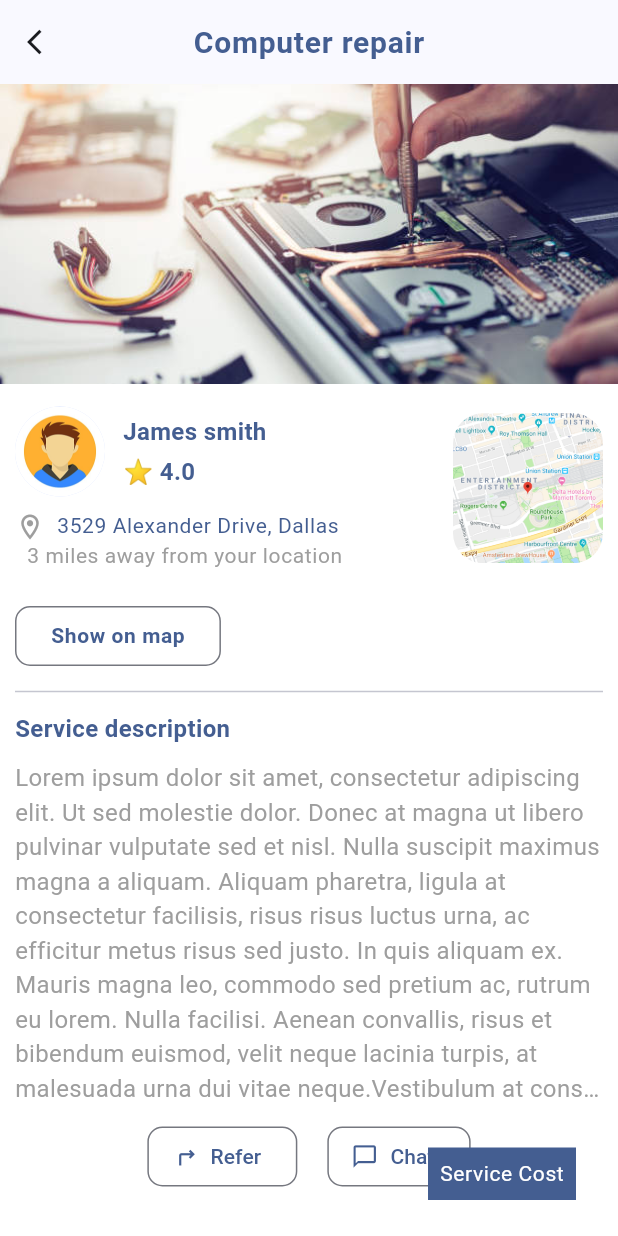
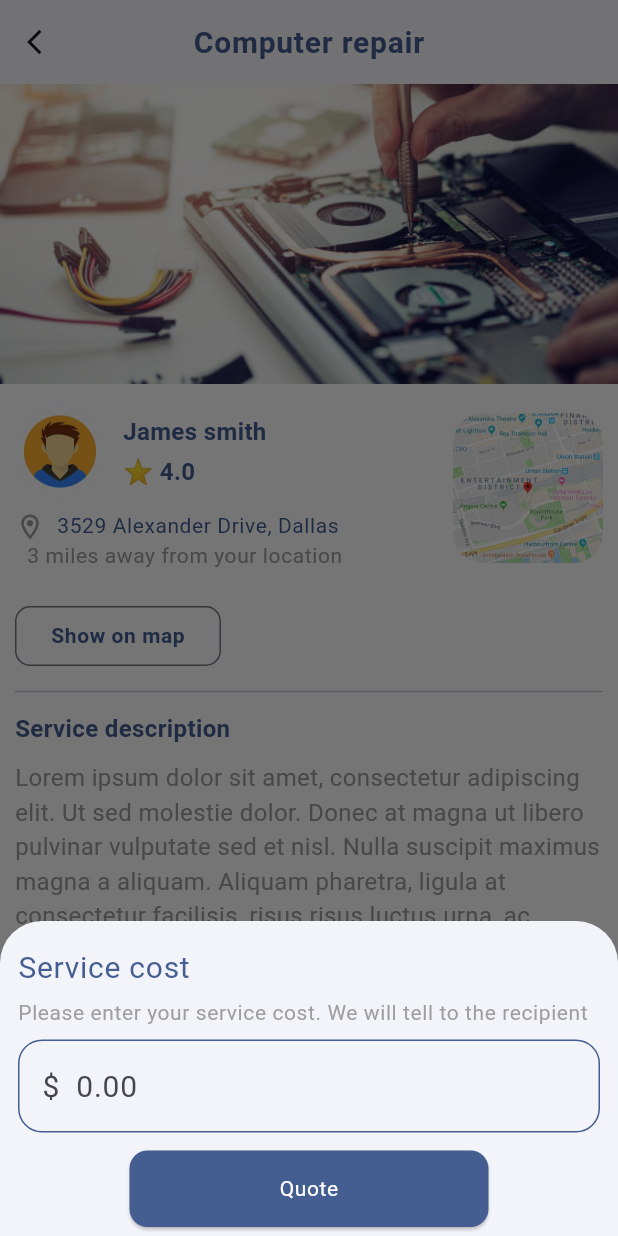
Before and after one commit to Raghav-995/Zenzzed-UI, a Flutter app: the ServiceDescriptionPage screen opened directly, on a phone screen of 412 x 824 dp. Run offline on Flutter 3.47's test engine with Material 3 defaults, Android fonts, the phone set to English and light mode, and no system bars; our stand-ins replace flutter_image_slideshow, get, pin_code_fields; network calls fail.

Commit message:
1 to 20 done

```diff
--- a/lib/Home/View/chats/qoutes/qoutesmodalsheet1.dart
+++ b/lib/Home/View/chats/qoutes/qoutesmodalsheet1.dart
@@ -39,10 +39,6 @@ class Qoutes1 extends StatelessWidget {
                       width: 1.0,
                     ),
                   ),
-                  prefixText: '\$',
-                  prefixStyle: Theme.of(context).textTheme.bodyMedium!.copyWith(
-                      color:
-                          Theme.of(context).colorScheme.onSecondaryContainer),
                   hintText: '\$  0.00',
                   labelStyle: Theme.of(context).textTheme.bodyMedium!.copyWith(
                       color: Theme.of(context).colorScheme.outlineVariant),
--- a/lib/Home/View/service_description_page.dart
+++ b/lib/Home/View/service_description_page.dart
@@ -2,6 +2,7 @@ import 'package:flutter/material.dart';
 import 'package:get/get.dart';
 import 'package:zenzzed/Home/Controller/home_page_controller.dart';
 import 'package:zenzzed/Home/View/chats/chat.dart';
+import 'package:zenzzed/Home/View/chats/qoutes/qoutesmodalsheet1.dart';
 import 'package:zenzzed/themes/theme.dart';
 
 class ServiceDescriptionPage extends StatefulWidget {
@@ -21,8 +22,80 @@ class _ServiceDescriptionPageState extends State<ServiceDescriptionPage> {
   void initState() {
     super.initState();
     // Access ScaffoldMessenger
-
-    // Show SnackBar on initialization
+    Future.delayed(Duration(microseconds: 2), () {
+      showModalBottomSheet(
+        context: context,
+        builder: (ctx) => SizedBox(
+          height: 210,
+          child: Padding(
+            padding:
+                const EdgeInsets.symmetric(vertical: 16.0, horizontal: 12.0),
+            child: Column(
+              crossAxisAlignment: CrossAxisAlignment.start,
+              children: [
+                Text(
+                  'Service cost',
+                  style: Theme.of(context).textTheme.bodyLarge!.copyWith(
+                        color: Theme.of(context).colorScheme.primary,
+                      ),
+                ),
+                const SizedBox(
+                  height: 6.0,
+                ),
+                Text(
+                  'Please enter your service cost. We will tell to the recipient',
+                  style: Theme.of(context).textTheme.bodySmall!.copyWith(
+                        color:
+                            Theme.of(context).colorScheme.onSecondaryContainer,
+                      ),
+                ),
+                const SizedBox(
+                  height: 8.0,
+                ),
+                TextField(
+                  decoration: InputDecoration(
+                      enabledBorder: OutlineInputBorder(
+                        borderRadius: BorderRadius.circular(16.0),
+                        borderSide: BorderSide(
+                          color: Theme.of(context).colorScheme.primary,
+                          width: 1.0,
+                        ),
+                      ),
+                      hintText: '\$  0.00',
+                      labelStyle: Theme.of(context)
+                          .textTheme
+                          .bodyMedium!
+                          .copyWith(
+                              color:
+                                  Theme.of(context).colorScheme.outlineVariant),
+                      border: OutlineInputBorder(
+                          borderSide: BorderSide(
+                            color: Theme.of(context).colorScheme.primary,
+                            width: 1.0,
+                          ),
+                          borderRadius: BorderRadius.circular(16.0))),
+                ),
+                const SizedBox(
+                  height: 12.0,
+                ),
+                Center(
+                  child: ElevatedButton(
+                    child: Text(
+                      'Quote',
+                      style: Theme.of(context).textTheme.bodySmall,
+                    ),
+                    onPressed: () {
+                      Navigator.of(context).push(
+                          MaterialPageRoute(builder: (builde) => const Chat()));
+                    },
+                  ),
+                ),
+              ],
+            ),
+          ),
+        ),
+      );
+    });
   }
 
   void _showAlertDialog() {
```
Also changed, not shown: lib/Home/View/home_page.dart (+16 -1 lines), lib/Home/View/search_service.dart (+30 -5 lines).
